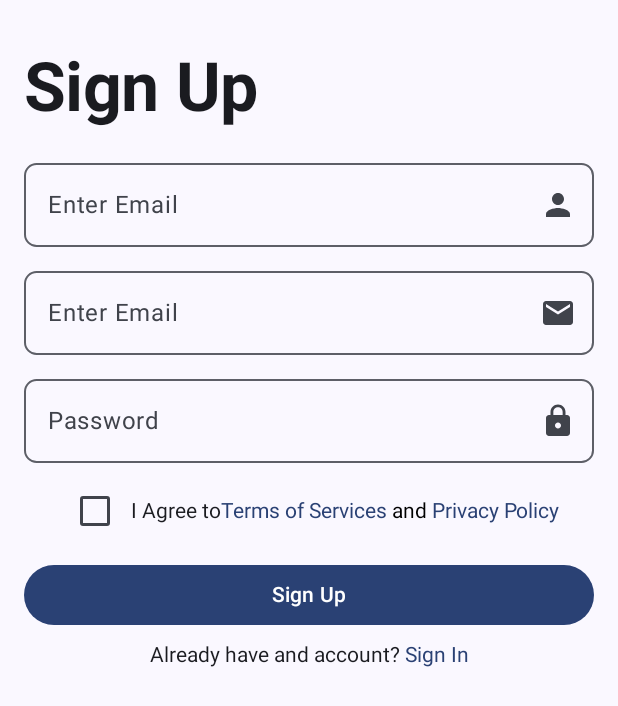
After one commit to Gloryac/Meal-Planner, an Android app built with Jetpack Compose: the composable SignUpScreen shown on its own in the app's theme, on a phone screen of 412 x 824 dp. The commit adds this screen. Shown: the top 706 px of the screen. Run offline under Robolectric (Android 15) with nearby library versions, the phone set to English and light mode, and no system bars.

Commit message:
Login and SignUp screens

```diff
--- a/app/build.gradle.kts
+++ b/app/build.gradle.kts
@@ -59,6 +59,7 @@ dependencies {
     implementation("androidx.compose.ui:ui-graphics")
     implementation("androidx.compose.ui:ui-tooling-preview")
     implementation("androidx.compose.material3:material3")
+    //implementation("androidx.compose.material3:material3-android:1.2.1")
     testImplementation("junit:junit:4.13.2")
     androidTestImplementation("androidx.test.ext:junit:1.2.1")
     androidTestImplementation("androidx.test.espresso:espresso-core:3.6.1")
--- a/app/src/main/java/com/example/gjlunchbox/MainActivity.kt
+++ b/app/src/main/java/com/example/gjlunchbox/MainActivity.kt
@@ -10,6 +10,7 @@ import androidx.compose.material3.Text
 import androidx.compose.runtime.Composable
 import androidx.compose.ui.Modifier
 import androidx.compose.ui.tooling.preview.Preview
+import com.example.gjlunchbox.Registration.Login.LoginScreen
 import com.example.gjlunchbox.ui.theme.GJLunchboxTheme
 
 class MainActivity : ComponentActivity() {
@@ -22,7 +23,7 @@ class MainActivity : ComponentActivity() {
                     modifier = Modifier.fillMaxSize(),
                     color = MaterialTheme.colorScheme.background
                 ) {
-                    Greeting("Android")
+                    LoginScreen()
                 }
             }
         }
--- /dev/null
+++ b/app/src/main/java/com/example/gjlunchbox/Registration/Components/HeaderText.kt
@@ -0,0 +1,20 @@
+package com.example.gjlunchbox.Registration.Components
+
+import androidx.compose.material3.MaterialTheme
+import androidx.compose.material3.Text
+import androidx.compose.runtime.Composable
+import androidx.compose.ui.Modifier
+import androidx.compose.ui.text.font.FontWeight
+
+@Composable
+fun HeaderText(
+    text: String,
+    modifier: Modifier = Modifier
+){
+    Text(text = text,
+        style = MaterialTheme.typography.displayMedium,
+        fontWeight = FontWeight.Bold,
+        modifier = modifier
+    )
+
+}
--- /dev/null
+++ b/app/src/main/java/com/example/gjlunchbox/Registration/Components/LoginTextField.kt
@@ -0,0 +1,44 @@
+package com.example.gjlunchbox.Registration.Components
+
+import androidx.compose.foundation.shape.RoundedCornerShape
+import androidx.compose.foundation.text.KeyboardOptions
+import androidx.compose.material3.Icon
+import androidx.compose.material3.OutlinedTextField
+import androidx.compose.material3.Text
+import androidx.compose.runtime.Composable
+import androidx.compose.ui.Modifier
+import androidx.compose.ui.graphics.vector.ImageVector
+import androidx.compose.ui.text.input.KeyboardType
+import androidx.compose.ui.text.input.PasswordVisualTransformation
+import androidx.compose.ui.text.input.VisualTransformation
+import androidx.compose.ui.tooling.preview.Preview
+
+@Composable
+fun LoginTextField(
+    modifier: Modifier = Modifier,
+    value: String,
+    onValueChange:(String) -> Unit,
+    labelText:String,
+    trailingIcon: ImageVector? = null,
+    keyboardType: KeyboardType = KeyboardType.Text,
+    visualTransformation: VisualTransformation = VisualTransformation.None
+){
+    OutlinedTextField(
+        modifier = modifier,
+        value =value,
+        onValueChange =onValueChange,
+        label = {Text(labelText)},
+        trailingIcon={if (trailingIcon !=null) Icon(imageVector = trailingIcon, null)},
+        keyboardOptions = KeyboardOptions(keyboardType = keyboardType),
+        visualTransformation =visualTransformation,
+        shape = RoundedCornerShape(15)
+    )
+
+
+}
+
+@Preview(showBackground = true)
+@Composable
+fun PrevTextField(){
+    LoginTextField(value = "", onValueChange = {}, labelText ="Password" )
+}
--- /dev/null
+++ b/app/src/main/java/com/example/gjlunchbox/Registration/SignUp/SignUpScreen.kt
@@ -0,0 +1,155 @@
+package com.example.gjlunchbox.Registration.SignUp
+
+import android.content.Context
+import android.widget.Toast
+import androidx.compose.foundation.layout.Arrangement
+import androidx.compose.foundation.layout.Column
+import androidx.compose.foundation.layout.Row
+import androidx.compose.foundation.layout.Spacer
+import androidx.compose.foundation.layout.fillMaxSize
+import androidx.compose.foundation.layout.fillMaxWidth
+import androidx.compose.foundation.layout.height
+import androidx.compose.foundation.layout.padding
+import androidx.compose.foundation.text.ClickableText
+import androidx.compose.material.icons.Icons
+import androidx.compose.material.icons.filled.Email
+import androidx.compose.material.icons.filled.Lock
+import androidx.compose.material.icons.filled.Person
+import androidx.compose.material3.Button
+import androidx.compose.material3.Checkbox
+import androidx.compose.material3.MaterialTheme
+import androidx.compose.material3.Text
+import androidx.compose.runtime.Composable
+import androidx.compose.runtime.mutableStateOf
+import androidx.compose.runtime.saveable.rememberSaveable
+import androidx.compose.ui.Alignment
+import androidx.compose.ui.Modifier
+import androidx.compose.ui.platform.LocalContext
+import androidx.compose.ui.text.SpanStyle
+import androidx.compose.ui.text.buildAnnotatedString
+import androidx.compose.ui.text.input.KeyboardType
+import androidx.compose.ui.text.input.PasswordVisualTransformation
+import androidx.compose.ui.text.withStyle
+import androidx.compose.ui.tooling.preview.Preview
+import com.example.gjlunchbox.Registration.Components.HeaderText
+import com.example.gjlunchbox.Registration.Components.LoginTextField
+import com.example.gjlunchbox.Registration.Login.LoginScreen
+import com.example.gjlunchbox.Registration.Login.defaultPadding
+import com.example.gjlunchbox.Registration.Login.itemSpacing
+import com.example.gjlunchbox.ui.theme.GJLunchboxTheme
+
+@Composable
+fun SignUpScreen(){
+    val (name, setName) = rememberSaveable{ mutableStateOf("") }
+    val (email, setEmail) = rememberSaveable{ mutableStateOf("") }
+    val (password, setPassword) = rememberSaveable{ mutableStateOf("") }
+    val (agree, onAgree) = rememberSaveable{ mutableStateOf(false) }
+    val context = LocalContext.current
+    Column (
+        modifier = Modifier
+            .fillMaxWidth()
+            .padding(defaultPadding),
+        horizontalAlignment = Alignment.CenterHorizontally
+    ){
+        HeaderText(text = "Sign Up",
+            modifier = Modifier
+                .padding(vertical = defaultPadding)
+                .align(alignment = Alignment.Start))
+        LoginTextField(
+            value =name,
+            onValueChange = setName,
+            labelText = "Enter Email",
+            trailingIcon = Icons.Default.Person,
+            modifier = Modifier.fillMaxWidth(),
+            keyboardType = KeyboardType.Email)
+        Spacer(Modifier.height(itemSpacing))
+        LoginTextField(
+            value =email,
+            onValueChange = setEmail,
+            labelText = "Enter Email",
+            trailingIcon = Icons.Default.Email,
+            modifier = Modifier.fillMaxWidth(),
+            keyboardType = KeyboardType.Email)
+        Spacer(Modifier.height(itemSpacing))
+        LoginTextField(
+            value =password,
+            onValueChange = setPassword,
+            labelText = "Password",
+            trailingIcon = Icons.Default.Lock,
+            modifier = Modifier.fillMaxWidth(),
+            keyboardType = KeyboardType.Password,
+            visualTransformation = PasswordVisualTransformation()
+        )
+        Spacer(Modifier.height(itemSpacing))
+        Row(
+            horizontalArrangement = Arrangement.SpaceBetween,
+            verticalAlignment = Alignment.CenterVertically) {
+            val termsText = "Terms of Services"
+            val privacyText = "Privacy Policy"
+            val annotatedString = buildAnnotatedString {
+                withStyle(SpanStyle(color = MaterialTheme.colorScheme.onBackground)){
+                    append("I Agree to")
+                }
+                append("")
+                withStyle(SpanStyle(color = MaterialTheme.colorScheme.primary)){
+                    pushStringAnnotation(tag = termsText, termsText)
+                    append(termsText)
+                }
+                append(" and ")
+                withStyle(SpanStyle(color = MaterialTheme.colorScheme.primary)){
+                    pushStringAnnotation(tag = privacyText, privacyText)
+                    append(privacyText)
+                }
+            }
+
+
+            Checkbox(agree , onAgree )
+            ClickableText(annotatedString ){
+                offset ->
+                annotatedString.getStringAnnotations(offset,offset).forEach {
+                    when(it.tag){
+                        termsText->{ Toast.makeText(context,"Terms and Conditions", Toast.LENGTH_SHORT).show()}
+                        privacyText->{ Toast.makeText(context,"Privacy Policy", Toast.LENGTH_SHORT).show()}
+                    }
+                }
+            }
+        }
+        Spacer(Modifier.height(itemSpacing))
+        Button(onClick = { /*TODO*/ }, modifier = Modifier.fillMaxWidth()) {
+            Text("Sign Up")
+        }
+        Spacer(Modifier.height(itemSpacing))
+        val signText = " Sign In"
+        val signInAnnotation = buildAnnotatedString {
+            withStyle(SpanStyle(color = MaterialTheme.colorScheme.onBackground)){
+                append("Already have and account?")
+            }
+            append("")
+            withStyle(SpanStyle(color = MaterialTheme.colorScheme.primary)){
+                pushStringAnnotation(tag= signText,signText)
+                append(signText)
+            }
+
+        }
+        ClickableText(
+            signInAnnotation
+        ){
+            offset->
+            signInAnnotation.getStringAnnotations(offset,offset). forEach{
+                if(it.tag == signText){
+                    Toast.makeText(context,"Sign in clicked", Toast.LENGTH_SHORT).show()
+                }
+            }
+        }
+
+
+
+    }
+}
+@Preview(showSystemUi = true)
+@Composable
+fun PrevSignUpScreen(){
+    GJLunchboxTheme {
+        SignUpScreen()
+    }
+}
--- a/app/src/main/java/com/example/gjlunchbox/test.java
+++ b/app/src/main/java/com/example/gjlunchbox/test.java
@@ -1,5 +1,5 @@
 package com.example.gjlunchbox;
 
 public class test {
-    hello
+
 }
```
Also changed, not shown: app/src/main/java/com/example/gjlunchbox/Registration/Login/LoginScreen.kt (added, +149 -0 lines), app/src/main/res/drawable/google_icon.png (added).
